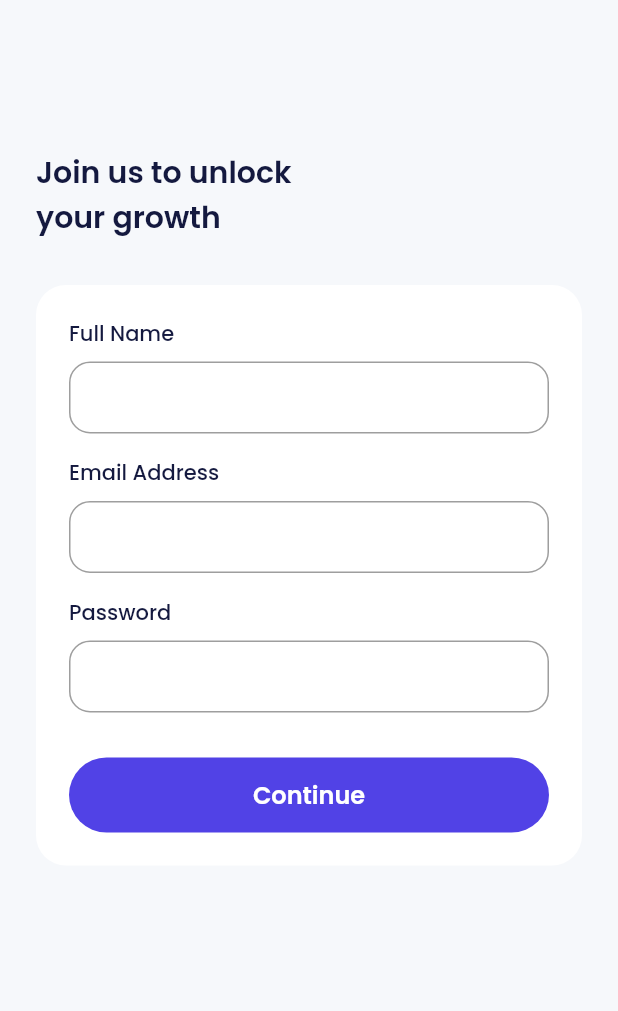
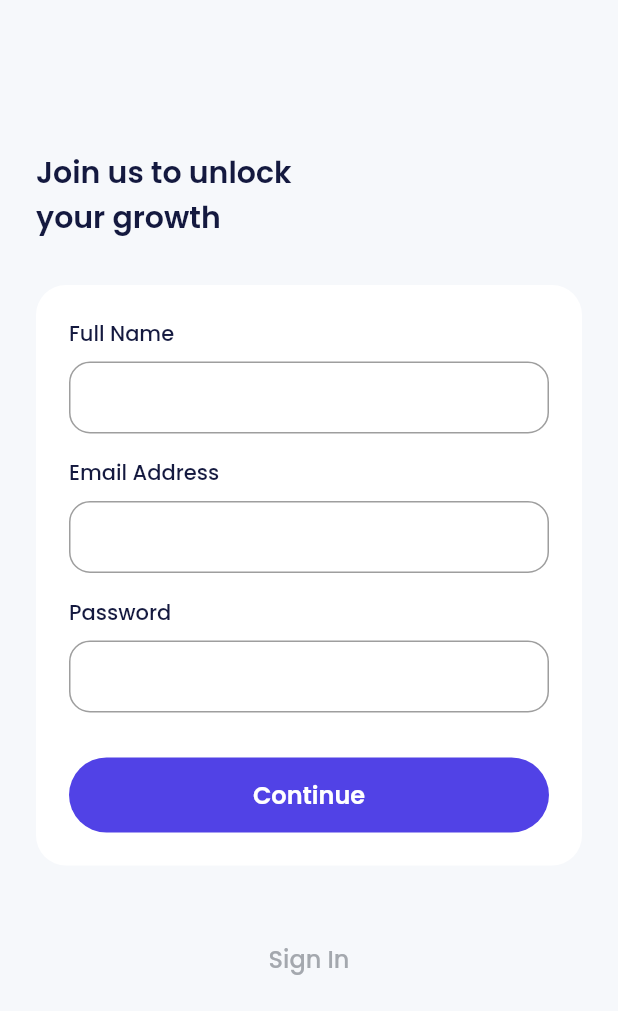
Before and after one commit to Chands18/bank_purse2, a Flutter app: the SignUpPage screen opened by its route, on a phone screen of 412 x 824 dp, the part 225-1236 px from its top. Run offline on Flutter 3.47's test engine with Material 2 defaults, Android fonts, the phone set to English and light mode, and no system bars; our stand-ins replace another_flushbar, carousel_slider, google_fonts.

```diff
--- a/lib/ui/pages/sign_up_page.dart
+++ b/lib/ui/pages/sign_up_page.dart
@@ -1,11 +1,30 @@
+import 'package:bank_purse2/shared/helpers.dart';
 import 'package:bank_purse2/shared/theme.dart';
 import 'package:flutter/material.dart';
 
 import '../widgets/buttons.dart';
 import '../widgets/forms.dart';
 
-class SignUpPage extends StatelessWidget {
+class SignUpPage extends StatefulWidget {
   const SignUpPage({super.key});
+
+  @override
+  State<SignUpPage> createState() => _SignUpPageState();
+}
+
+class _SignUpPageState extends State<SignUpPage> {
+  final nameController = TextEditingController(text: '');
+  final emailController = TextEditingController(text: '');
+  final passwordController = TextEditingController(text: '');
+
+  bool validate() {
+    if (nameController.text.isEmpty ||
+        emailController.text.isEmpty ||
+        passwordController.text.isEmpty) {
+      return false;
+    }
+    return true;
+  }
 
   @override
   Widget build(BuildContext context) {
@@ -52,6 +71,7 @@ class SignUpPage extends StatelessWidget {
                 //NOTE: Name INPUT
                 CustomFormField(
                   title: 'Full Name',
+                  controller: nameController,
                 ),
                 const SizedBox(
                   height: 16,
@@ -59,6 +79,7 @@ class SignUpPage extends StatelessWidget {
                 //NOTE: EMAIL INPUT
                 CustomFormField(
                   title: 'Email Address',
+                  controller: emailController,
                 ),
                 const SizedBox(
                   height: 16,
@@ -67,6 +88,7 @@ class SignUpPage extends StatelessWidget {
                 CustomFormField(
                   title: 'Password',
                   obscureText: true,
+                  controller: passwordController,
                 ),
 
                 const SizedBox(
@@ -75,11 +97,24 @@ class SignUpPage extends StatelessWidget {
                 CustomFilledButton(
                   title: 'Continue',
                   onPressed: () {
-                    Navigator.pushNamed(context, '/sign-up-set-profile');
+                    if (validate()) {
+                      Navigator.pushNamed(context, '/sign-up-set-profile');
+                    } else {
+                      showCustomSnackbar(context, 'semua field harus diisi');
+                    }
                   },
                 ),
               ],
             ),
+          ),
+          const SizedBox(
+            height: 50,
+          ),
+          CustomTextButton(
+            title: 'Sign In',
+            onPressed: () {
+              Navigator.pushNamed(context, '/sign-in');
+            },
           ),
           const SizedBox(
             height: 50,
```
